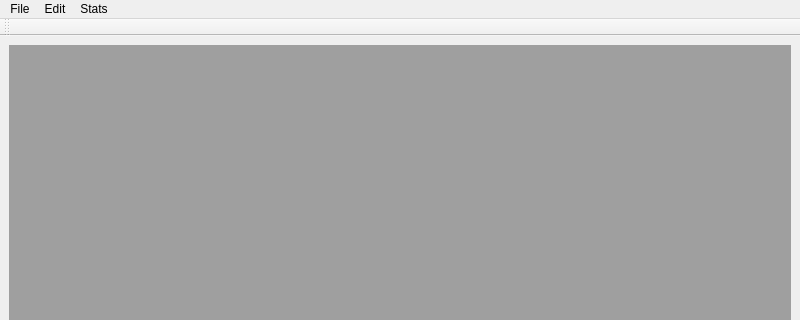
Old version of the form ui/MainWindow.ui in the repository lukaszlukaszew/games-manager-pyqt; both pictures show x 0 to 800 and y 0 to 320 of the 800 by 600 pixel window.
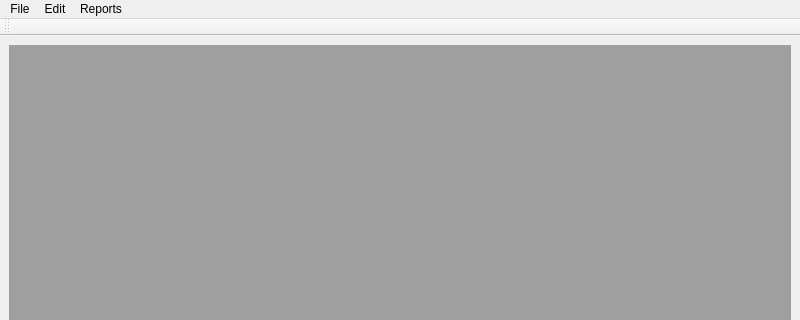
New version of the form.

Diff of the .ui file:
```diff
--- a/ui/MainWindow.ui
+++ b/ui/MainWindow.ui
@@ -51,7 +51,7 @@
    </widget>
    <widget class="QMenu" name="menuStats">
     <property name="title">
-     <string>Stats</string>
+     <string>Reports</string>
     </property>
     <addaction name="actionPredefined"/>
     <addaction name="actionSaved"/>
```
Left out of the diff: 54 changed lines with no effect on the pictures.
